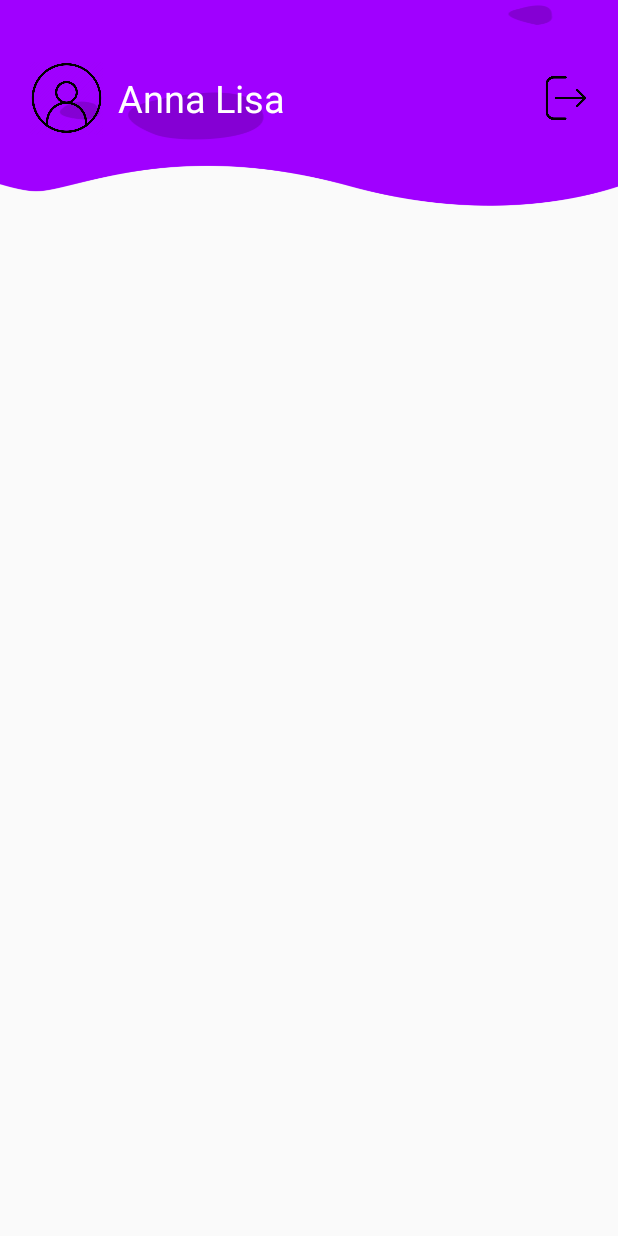
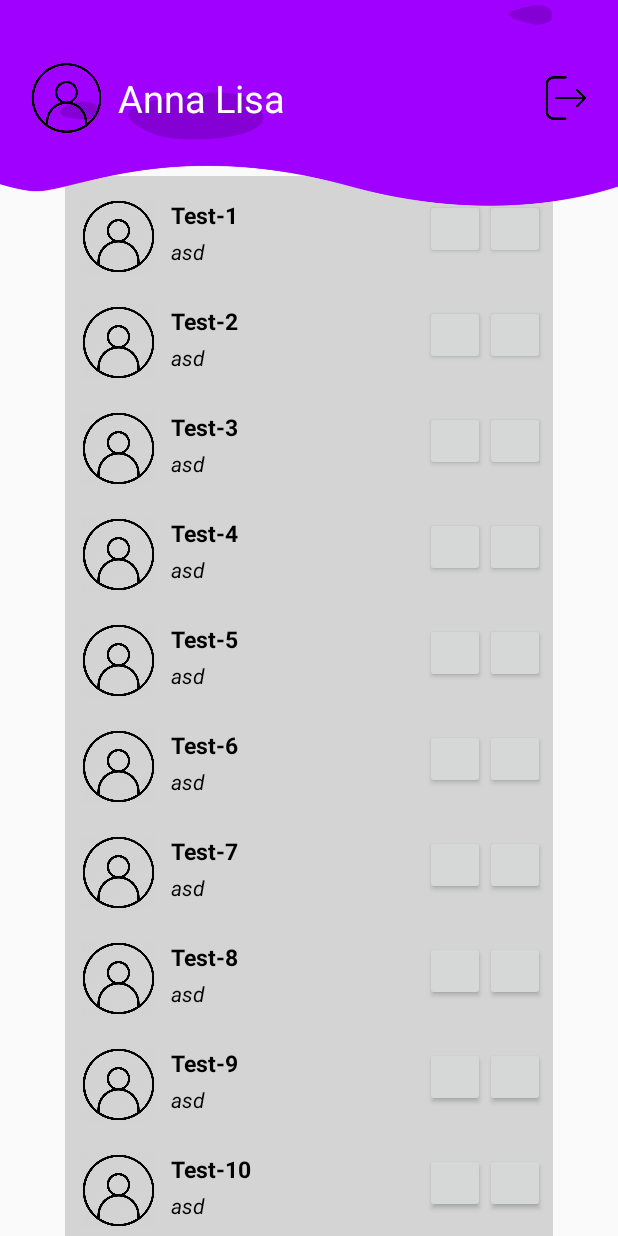
Before and after one commit to jersonreyes/MAD.ACT1, an Android app: the EntryList screen opened directly, with no data from a screen before it, on a phone screen of 412 x 824 dp. Run offline under Robolectric (Android 15) with nearby library versions, the phone set to English and light mode, and no system bars; 2 statements that could not run were skipped.

Commit message:
entrylist pt4

```diff
--- a/app/src/main/java/com/example/activity/EntryCards.java
+++ b/app/src/main/java/com/example/activity/EntryCards.java
@@ -1,5 +1,6 @@
 package com.example.activity;
 
+import java.util.ArrayList;
 import java.util.Map;
 
 public class EntryCards {
@@ -46,4 +47,15 @@ public class EntryCards {
     public void setID(int ID) {
         this.ID = ID;
     }
+
+    private static int lastId = 0;
+    public static ArrayList<EntryCards> createCard(int numCards){
+        ArrayList<EntryCards> cards = new ArrayList<EntryCards>();
+
+        for(int i=numCards;i<=numCards;i++){
+            cards.add(new EntryCards(lastId, "Test", "test","test"));
+            lastId++;
+        }
+        return cards;
+    }
 }
--- a/app/src/main/java/com/example/activity/EntryList.java
+++ b/app/src/main/java/com/example/activity/EntryList.java
@@ -21,6 +21,8 @@ import java.util.ArrayList;
 import java.util.List;
 
 import androidx.appcompat.app.AppCompatActivity;
+import androidx.recyclerview.widget.LinearLayoutManager;
+import androidx.recyclerview.widget.RecyclerView;
 
 public class EntryList extends AppCompatActivity {
     //CONTEXT PARA SA INTENT
@@ -28,7 +30,10 @@ public class EntryList extends AppCompatActivity {
 
 
     private static ArrayList<String> CurrentAccount;
-    List<EntryCards> list = new ArrayList<EntryCards>();
+
+    RecyclerView recycler;
+    RecyclerAdapter adapter;
+    static List<EntryCards> cardlist = new ArrayList<EntryCards>();
 
     @Override
     protected void onCreate(Bundle savedInstanceState) {
@@ -62,6 +67,14 @@ public class EntryList extends AppCompatActivity {
             }
         });
 
+        recycler = (RecyclerView) findViewById(R.id.recycler);
+        recycler.setHasFixedSize(true);
+        recycler.setLayoutManager(new LinearLayoutManager(this));
 
+        for(int i=1;i<=10;i++) {
+            cardlist.add(new EntryCards(i, "Test-"+String.valueOf(i), "asd", "dada"));
+        }
+        adapter = new RecyclerAdapter(this, cardlist);
+        recycler.setAdapter(adapter);
     }
 }
--- /dev/null
+++ b/app/src/main/java/com/example/activity/RecyclerAdapter.java
@@ -0,0 +1,74 @@
+package com.example.activity;
+
+import android.content.Context;
+import android.text.Layout;
+import android.view.LayoutInflater;
+import android.view.View;
+import android.view.ViewGroup;
+import android.widget.Button;
+import android.widget.TextView;
+import android.widget.Toast;
+
+import androidx.annotation.NonNull;
+import androidx.recyclerview.widget.RecyclerView;
+
+import java.util.List;
+
+public class RecyclerAdapter extends RecyclerView.Adapter<RecyclerAdapter.CardView>{
+
+    private Context con;
+    private List<EntryCards> cardList;
+    private int id;
+    public RecyclerAdapter(Context con, List<EntryCards> cardList) {
+        this.con = con;
+        this.cardList = cardList;
+    }
+
+
+    @NonNull
+    @Override
+    public CardView onCreateViewHolder(@NonNull ViewGroup parent, int viewType) {
+        LayoutInflater inflater = LayoutInflater.from(con);
+        View view = inflater.inflate(R.layout.card, null);
+        return new CardView(view);
+    }
+
+    @Override
+    public void onBindViewHolder(@NonNull CardView holder, int position) {
+        EntryCards card = cardList.get(position);
+        holder.cardTitle.setText(card.getName());
+        holder.cardDesc.setText(card.getDescription());
+        holder.editBtn.setOnClickListener(new View.OnClickListener() {
+            @Override
+            public void onClick(View v) {
+                Toast.makeText(con, "Position - " + String.valueOf(holder.getAdapterPosition()), Toast.LENGTH_SHORT).show();
+            }
+        });
+        holder.deleteBtn.setOnClickListener(new View.OnClickListener() {
+            @Override
+            public void onClick(View v) {
+                EntryList.cardlist.remove(holder.getAdapterPosition());
+            }
+        });
+    }
+
+    @Override
+    public int getItemCount() {
+        return cardList.size();
+    }
+
+    class CardView extends RecyclerView.ViewHolder{
+
+        TextView cardTitle;
+        TextView cardDesc;
+        Button editBtn;
+        Button deleteBtn;
+        public CardView(@NonNull View itemView) {
+            super(itemView);
+            cardTitle = itemView.findViewById(R.id.cardTitle);
+            cardDesc = itemView.findViewById(R.id.cardDescription);
+            editBtn = itemView.findViewById(R.id.editEntry);
+            deleteBtn = itemView.findViewById(R.id.deleteEntry);
+        }
+    }
+}
--- /dev/null
+++ b/app/src/main/res/layout/card.xml
@@ -0,0 +1,53 @@
+<?xml version="1.0" encoding="utf-8"?>
+<RelativeLayout xmlns:android="http://schemas.android.com/apk/res/android"
+    android:layout_width="match_parent"
+    android:layout_height="wrap_content"
+    android:padding="5dp"
+    android:background="#d4d4d4">
+
+    <ImageView
+        android:layout_marginTop="10dp"
+        android:id="@+id/cardImage"
+        android:layout_width="50dp"
+        android:layout_height="50dp"
+        android:layout_marginLeft="5dp"
+        android:src="@drawable/profile_template"/>
+
+    <TextView
+        android:id="@+id/cardTitle"
+        android:layout_width="wrap_content"
+        android:layout_height="20sp"
+        android:layout_marginTop="10dp"
+        android:layout_marginLeft="10dp"
+        android:layout_toRightOf="@+id/cardImage"
+        android:text="Card Title"
+        android:textColor="@color/black"
+        android:textSize="15sp"
+        android:textStyle="bold" />
+
+    <TextView
+        android:layout_marginLeft="10dp"
+        android:layout_marginTop="5dp"
+        android:layout_below="@+id/cardTitle"
+        android:layout_toRightOf="@+id/cardImage"
+        android:id="@+id/cardDescription"
+        android:layout_width="wrap_content"
+        android:layout_height="20sp"
+        android:text="Card Title"
+        android:textColor="@color/black"
+        android:textStyle="italic"
+        android:lineHeight="50sp" />
+    <Button
+        android:id="@+id/deleteEntry"
+        android:layout_alignParentRight="true"
+        android:layout_width="40dp"
+        android:layout_height="40dp"
+        android:layout_marginTop="10dp"/>
+    <Button
+        android:id="@+id/editEntry"
+        android:layout_toLeftOf="@+id/deleteEntry"
+        android:layout_width="40dp"
+        android:layout_height="40dp"
+        android:layout_marginTop="10dp"/>
+
+</RelativeLayout>
--- a/app/src/main/res/layout/entrylist.xml
+++ b/app/src/main/res/layout/entrylist.xml
@@ -64,14 +64,15 @@
 
 
         <LinearLayout
-            android:layout_width="match_parent"
+            android:layout_width="325sp"
             android:layout_height="match_parent"
             android:orientation="vertical">
 
             <androidx.recyclerview.widget.RecyclerView
-                android:id="@+id/rvContacts"
-                android:layout_width="0dp"
-                android:layout_height="0dp"
+                android:id="@+id/recycler"
+                android:layout_width="325sp"
+                android:layout_height="wrap_content"
+                android:layout_marginTop="80dp"
                 app:layout_constraintBottom_toBottomOf="parent"
                 app:layout_constraintEnd_toEndOf="parent"
                 app:layout_constraintStart_toStartOf="parent"
```
